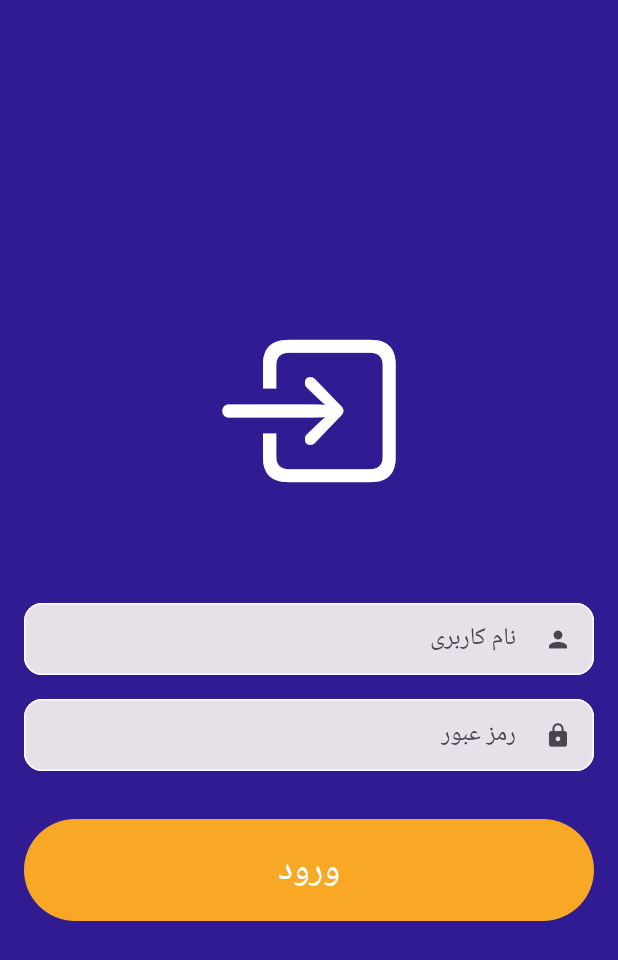
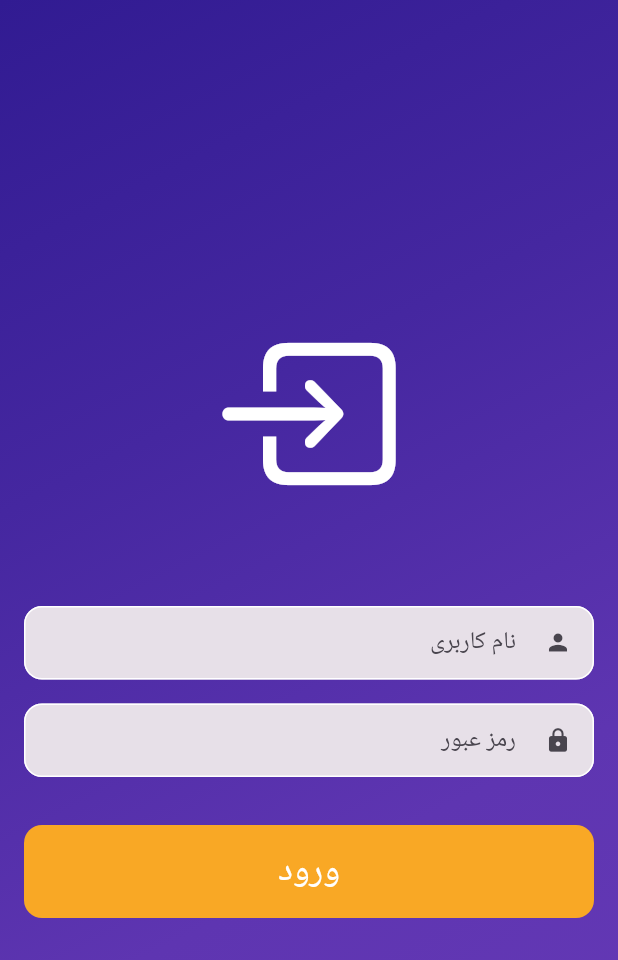
Before and after one commit to MrPouyaSaad/login_pishro, a Flutter app: the screen it shows after launch, on a phone screen of 412 x 824 dp. Shown: the top 960 px of the screen. Run offline on Flutter 3.47's test engine with Material 2 defaults, Android fonts, the phone set to English and light mode, and no system bars.

Commit message:
Change Background color and button border

```diff
--- a/lib/login.dart
+++ b/lib/login.dart
@@ -8,9 +8,20 @@ class LoginScreen extends StatelessWidget {
   @override
   Widget build(BuildContext context) {
     return Scaffold(
-      backgroundColor: Colors.deepPurple[900],
-      body: Padding(
+      body: Container(
         padding: const EdgeInsets.all(16.0),
+        decoration: BoxDecoration(
+          gradient: LinearGradient(
+            begin: Alignment.topLeft,
+            end: Alignment.bottomRight,
+            colors: [
+              Colors.deepPurple.shade900,
+              Colors.deepPurple.shade800,
+              Colors.deepPurple.shade600,
+              Colors.deepPurple.shade500,
+            ],
+          ),
+        ),
         child: Column(
           mainAxisAlignment: MainAxisAlignment.center,
           children: [
@@ -41,12 +52,15 @@ class LoginScreen extends StatelessWidget {
               style: ElevatedButton.styleFrom(
                 backgroundColor: Colors.yellow.shade800,
                 foregroundColor: Colors.white,
-                minimumSize: const Size(double.infinity, 68),
-                maximumSize: const Size(double.infinity, 68),
+                minimumSize: const Size(double.infinity, 62),
+                maximumSize: const Size(double.infinity, 62),
+                shape: RoundedRectangleBorder(
+                  borderRadius: BorderRadius.circular(12.0),
+                ),
                 padding: const EdgeInsets.all(0),
                 alignment: Alignment.center,
               ),
-              child: Text(
+              child: const Text(
                 'ورود',
                 style: TextStyle(fontSize: 24),
               ),
@@ -80,7 +94,7 @@ class MyTextField extends StatelessWidget {
           borderSide: BorderSide(color: Colors.redAccent.shade700, width: 2),
           borderRadius: BorderRadius.circular(12.0),
         ),
-        labelText: lable,
+        hintText: lable,
         prefixIcon: icon,
       ),
     );
```
